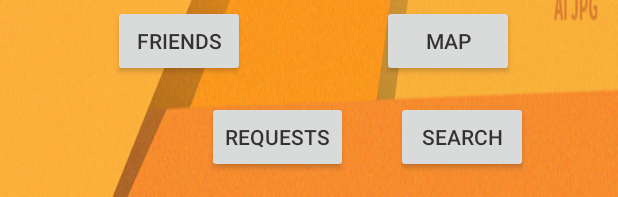
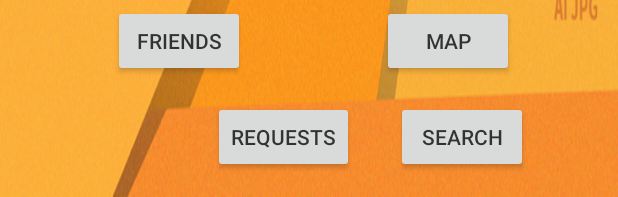
Before and after one commit to ybekele/gitrekt, an Android app: the layout activity_social_activity.xml on its own in the app's theme, with its tools: preview values and no code run, on a phone screen of 412 x 824 dp. Shown: the part 1039-1236 px from the top of the screen. Run offline under Robolectric (Android 15) with nearby library versions, the phone set to English and light mode, and no system bars.

Commit message:
Aligning Margins

```diff
--- a/HabiTrack/app/src/main/res/layout/activity_social_activity.xml
+++ b/HabiTrack/app/src/main/res/layout/activity_social_activity.xml
@@ -23,7 +23,7 @@
         android:layout_width="wrap_content"
         android:layout_height="wrap_content"
         android:layout_marginBottom="16dp"
-        android:layout_marginEnd="32dp"
+        android:layout_marginEnd="28dp"
         android:text="Requests"
         app:layout_constraintBottom_toBottomOf="parent"
         app:layout_constraintEnd_toStartOf="@+id/searchButton"
```
